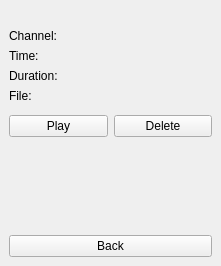
The window that src/ui/recorder/RecorderInfoWidget.ui (ntadej/tano) describes before a commit, drawn with Qt 5.
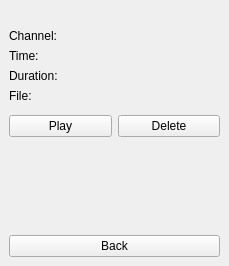
The same window after the commit. The open tabs and pages were chosen to show the change. Icons and pictures are not drawn. Custom widgets are drawn as their Qt base class.

```diff
--- a/src/ui/recorder/RecorderInfoWidget.ui
+++ b/src/ui/recorder/RecorderInfoWidget.ui
@@ -6,7 +6,7 @@
    <rect>
     <x>0</x>
     <y>0</y>
-    <width>221</width>
+    <width>229</width>
     <height>266</height>
    </rect>
   </property>
@@ -150,7 +150,11 @@
   <widget class="QWidget" name="pageRecording">
    <layout class="QGridLayout" name="gridLayout">
     <item row="0" column="0" colspan="2">
-     <widget class="QLabel" name="valueRName"/>
+     <widget class="QLabel" name="valueRName">
+      <property name="alignment">
+       <set>Qt::AlignCenter</set>
+      </property>
+     </widget>
     </item>
     <item row="1" column="0">
      <widget class="QLabel" name="labelRChannel">
```
